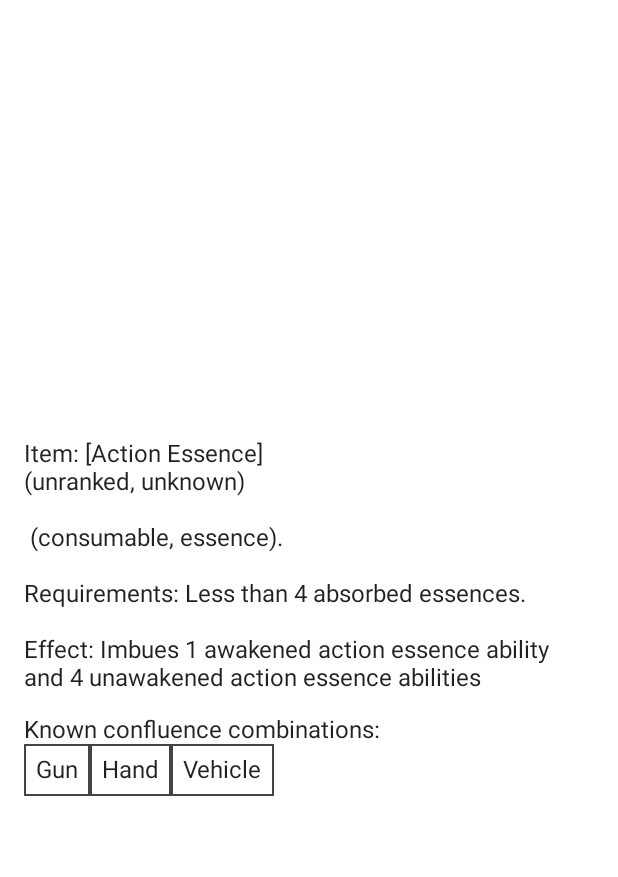
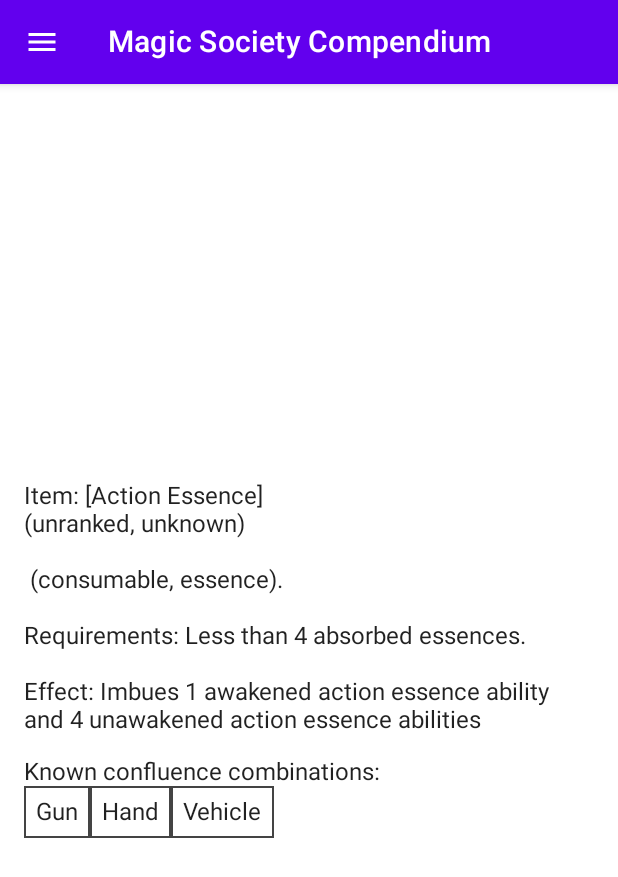
Before and after one commit to nukeforum/hwfwm-compendium, an Android app built with Jetpack Compose: the screen it shows after launch (MainActivity), after a tap on "Action", on a phone screen of 412 x 824 dp. Shown: the top 877 px of the screen. Run offline under Robolectric (Android 15) with nearby library versions, the phone set to English and light mode, and no system bars.

Commit message:
add top bar with return to search button

```diff
--- a/app/src/main/java/com/mobile/wizardry/compendium/MainActivity.kt
+++ b/app/src/main/java/com/mobile/wizardry/compendium/MainActivity.kt
@@ -4,7 +4,10 @@ import android.os.Bundle
 import androidx.activity.ComponentActivity
 import androidx.activity.compose.setContent
 import androidx.compose.foundation.layout.fillMaxSize
-import androidx.compose.material.Scaffold
+import androidx.compose.material.*
+import androidx.compose.material.icons.Icons
+import androidx.compose.material.icons.filled.Menu
+import androidx.compose.runtime.Composable
 import androidx.compose.ui.Modifier
 import androidx.navigation.NavType
 import androidx.navigation.compose.NavHost
@@ -27,6 +30,12 @@ class MainActivity : ComponentActivity() {
         setContent {
             CompendiumTheme {
                 Scaffold(
+                    topBar = {
+                        TopAppBar(
+                            title = { Text("Magic Society Compendium") },
+                            navigationIcon = { ReturnToSearchButton() },
+                        )
+                    },
                     modifier = Modifier.fillMaxSize(),
                 ) {
                     NavHost(
@@ -49,3 +58,16 @@ class MainActivity : ComponentActivity() {
         }
     }
 }
+
+@Composable
+private fun ReturnToSearchButton() {
+    val navHostController = LocalNavController.current
+    IconButton(
+        onClick = {
+            navHostController.popBackStack(
+                route = Nav.EssenceSearch.route,
+                inclusive = false,
+            )
+        }
+    ) { Icon(Icons.Filled.Menu, contentDescription = null) }
+}
```
